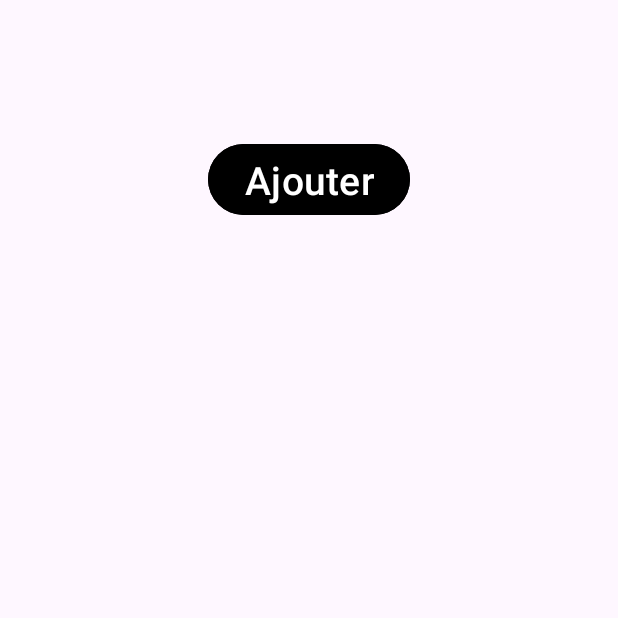
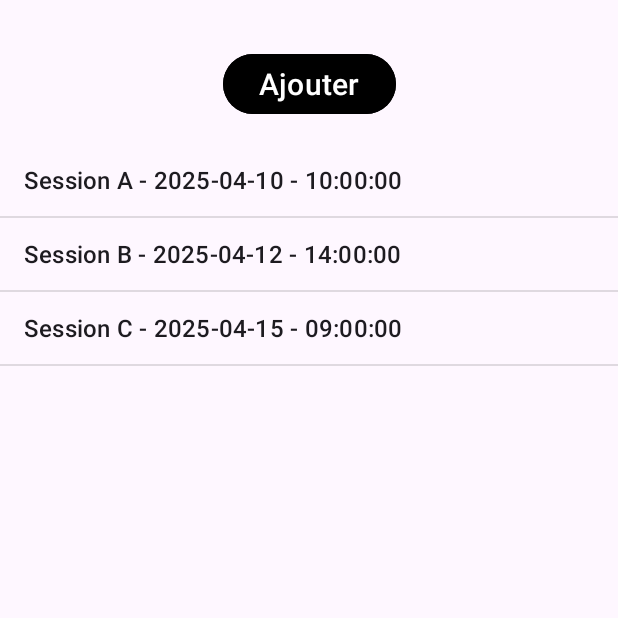
Before and after one commit to ErwanDemay/ProjetAgile_android, an Android app: the ConsultSessionActivity screen opened directly, with no data from a screen before it, on a phone screen of 412 x 824 dp, the top half of it. Run offline under Robolectric (Android 15) with nearby library versions, the phone set to English and light mode, and no system bars.

Commit message:
mid commit

```diff
--- a/app/src/main/java/com/example/projetagile/controleur/recettes/ConsultRecetteActivity.java
+++ b/app/src/main/java/com/example/projetagile/controleur/recettes/ConsultRecetteActivity.java
@@ -50,7 +50,7 @@ public class ConsultRecetteActivity extends AppCompatActivity {
             Intent intent = new Intent(ConsultRecetteActivity.this, ModifierRecetteActivity.class);
             intent.putExtra("nom", recetteSelectionne.getLibelle());
             intent.putExtra("description", recetteSelectionne.getDescription());
-            intent.putExtra("image", recetteSelectionne.getUneImage());
+            intent.putExtra("type", recetteSelectionne.getIdType());
 
             startActivity(intent);
         });
--- a/app/src/main/java/com/example/projetagile/controleur/sessions/ConsultSessionActivity.java
+++ b/app/src/main/java/com/example/projetagile/controleur/sessions/ConsultSessionActivity.java
@@ -4,34 +4,61 @@ import androidx.appcompat.app.AppCompatActivity;
 
 import android.content.Intent;
 import android.os.Bundle;
-import android.util.Log;
 import android.view.View;
 import android.widget.Button;
-
+import android.widget.ListView;
+import android.widget.ArrayAdapter;
 
 import com.example.projetagile.R;
-import com.example.projetagile.controleur.PropositionActivity;
+import com.example.projetagile.modele.Session;
+import com.example.projetagile.modele.SessionDAO;
 
+import java.util.ArrayList;
 
 public class ConsultSessionActivity extends AppCompatActivity {
-private Button buttonAjouter;
+
+    private Button buttonAjouterSession;
+    private ListView listViewSessions;
+    private SessionDAO sessionDAO;
+
     @Override
     protected void onCreate(Bundle savedInstanceState) {
         super.onCreate(savedInstanceState);
-        setContentView(R.layout.activity_consult_session);
+        setContentView(R.layout.activity_consult_session); // ⚠️ Assure-toi d’avoir ce layout
 
-        buttonAjouter = findViewById(R.id.buttonAjouter);
+        buttonAjouterSession = findViewById(R.id.buttonAjouter);
+        listViewSessions = findViewById(R.id.listViewSessions);
+        sessionDAO = new SessionDAO(this);
 
-        buttonAjouter.setOnClickListener(new View.OnClickListener() {
+        ArrayList<Session> lesSessions = sessionDAO.cursorToSessionsArrayList();
+
+        ArrayAdapter<Session> adapter = new ArrayAdapter<>(this, android.R.layout.simple_list_item_1, lesSessions);
+        listViewSessions.setAdapter(adapter);
+
+        buttonAjouterSession.setOnClickListener(new View.OnClickListener() {
             @Override
             public void onClick(View v) {
                 ouvrirAjoutSession();
             }
         });
+
+        listViewSessions.setOnItemClickListener((parent, view, position, id) -> {
+            Session sessionSelectionnee = (Session) parent.getItemAtPosition(position);
+
+            Intent intent = new Intent(ConsultSessionActivity.this, ModifierSessionActivity.class);
+            intent.putExtra("id", sessionSelectionnee.getId());
+            intent.putExtra("nomSession", sessionSelectionnee.getNomSession());
+            intent.putExtra("dateSession", sessionSelectionnee.getDateSession());
+            intent.putExtra("heureDebut", sessionSelectionnee.getHeureDebut());
+            intent.putExtra("heureFin", sessionSelectionnee.getHeureFin());
+            intent.putExtra("prix", sessionSelectionnee.getPrix());
+            intent.putExtra("nbPlaces", sessionSelectionnee.getNbPlaces());
+
+            startActivity(intent);
+        });
     }
 
     protected void ouvrirAjoutSession() {
-        //Log.d("debuG", "ouvrirAjoutSession: ");
         Intent intent = new Intent(this, AjoutSessionActivity.class);
         startActivity(intent);
     }
--- a/app/src/main/java/com/example/projetagile/modele/BD_SQLiteOpenHelper.java
+++ b/app/src/main/java/com/example/projetagile/modele/BD_SQLiteOpenHelper.java
@@ -35,16 +35,15 @@ public class BD_SQLiteOpenHelper extends SQLiteOpenHelper {
 
     private static final String tableRecette =
             "CREATE TABLE Recette(\n" +
-            "        id          Int  Int  NOT NULL ,\n" +
-            "        libelle     Varchar (255) NOT NULL ,\n" +
-            "        description Varchar (1000) NOT NULL ,\n" +
-            "        uneImage    Varchar (255) NOT NULL ,\n" +
-            "        dateAjout   Date NOT NULL ,\n" +
-            "        id_Type     Int NOT NULL\n" +
-            "    ,CONSTRAINT Recette_PK PRIMARY KEY (id)\n" +
-            "\n" +
-            "    ,CONSTRAINT Recette_Type_FK FOREIGN KEY (id_Type) REFERENCES Type(id)\n" +
-            ");\n\n";
+                    "    id INTEGER PRIMARY KEY AUTOINCREMENT,\n" +
+                    "    libelle VARCHAR(255) NOT NULL,\n" +
+                    "    description VARCHAR(1000) NOT NULL,\n" +
+                    "    uneImage VARCHAR(255),\n" +
+                    "    dateAjout DATE NOT NULL,\n" +
+                    "    id_Type INTEGER NOT NULL,\n" +
+                    "    CONSTRAINT Recette_Type_FK FOREIGN KEY (id_Type) REFERENCES Type(id)\n" +
+                    ");";
+
 
     private static final String tableReserver =
             "CREATE TABLE Reserver(\n" +
--- a/app/src/main/java/com/example/projetagile/modele/Session.java
+++ b/app/src/main/java/com/example/projetagile/modele/Session.java
@@ -101,4 +101,9 @@ public class Session {
         values.put(COL_NB_PLACES, nbPlaces);
         return values;
     }
+
+    @Override
+    public String toString(){
+        return this.getNomSession()+" - "+this.getDateSession()+" - " + this.getHeureDebut();
+    }
 }
--- a/app/src/main/java/com/example/projetagile/modele/SessionDAO.java
+++ b/app/src/main/java/com/example/projetagile/modele/SessionDAO.java
@@ -1,4 +1,51 @@
 package com.example.projetagile.modele;
 
+import android.content.Context;
+import android.database.Cursor;
+import android.database.DatabaseErrorHandler;
+import android.database.sqlite.SQLiteDatabase;
+
+import java.sql.Time;
+import java.util.ArrayList;
+import java.util.Date;
+import java.util.List;
+
 public class SessionDAO {
+    private static String base = "CookFusion";
+    private static int version = 1;
+    private BD_SQLiteOpenHelper accesBD;
+
+    public SessionDAO(Context ct){
+        accesBD = new BD_SQLiteOpenHelper(ct, base, null, version);
+    }
+
+    public ArrayList<Session> cursorToSessionsArrayList(){
+        ArrayList<Session> listeSession = new ArrayList<Session>();
+        int id;
+        String nomSession;
+        String dateSession;
+        String heureDebut;
+        String heureFin;
+        float prix;
+        int nbPlaces;
+
+        Cursor curseur;
+        curseur = accesBD.getReadableDatabase().rawQuery("select * from Session;",null);
+
+        curseur.moveToFirst();
+        while (!curseur.isAfterLast()){
+            id = Integer.parseInt(curseur.getString(0));
+            nomSession = curseur.getString(1);
+            dateSession = curseur.getString(2);
+            heureDebut = curseur.getString(3);
+            heureFin = curseur.getString(4);
+            prix = Float.parseFloat(curseur.getString(5));
+            nbPlaces = Integer.parseInt(curseur.getString(6));
+            listeSession.add(new Session(id, nomSession,dateSession,heureDebut,heureFin,prix,nbPlaces));
+            curseur.moveToNext();
+        }
+
+        return listeSession;
+    }
+
 }
--- a/app/src/main/res/layout/activity_consult_session.xml
+++ b/app/src/main/res/layout/activity_consult_session.xml
@@ -10,13 +10,23 @@
         android:id="@+id/buttonAjouter"
         android:layout_width="wrap_content"
         android:layout_height="wrap_content"
-        android:layout_marginTop="92dp"
+        android:layout_marginTop="32dp"
         android:text="Ajouter"
-        android:textSize="26dp"
+        android:textSize="20sp"
         android:backgroundTint="@color/black"
         android:textColor="@android:color/white"
-        app:layout_constraintEnd_toEndOf="parent"
+        app:layout_constraintTop_toTopOf="parent"
         app:layout_constraintStart_toStartOf="parent"
-        app:layout_constraintTop_toTopOf="parent" />
+        app:layout_constraintEnd_toEndOf="parent" />
+
+    <ListView
+        android:id="@+id/listViewSessions"
+        android:layout_width="0dp"
+        android:layout_height="0dp"
+        android:layout_marginTop="16dp"
+        app:layout_constraintTop_toBottomOf="@+id/buttonAjouter"
+        app:layout_constraintBottom_toBottomOf="parent"
+        app:layout_constraintStart_toStartOf="parent"
+        app:layout_constraintEnd_toEndOf="parent"/>
 
 </androidx.constraintlayout.widget.ConstraintLayout>
```
Also changed, not shown: app/src/main/java/com/example/projetagile/controleur/recettes/AjoutRecetteActivity.java (+66 -0 lines), app/src/main/java/com/example/projetagile/controleur/recettes/ModifierRecetteActivity.java (+8 -5 lines), app/src/main/java/com/example/projetagile/modele/RecetteDAO.java (+44 -1 lines), app/src/main/res/layout/activity_ajout_recette.xml (+1 -13 lines), app/src/main/res/layout/activity_modifier_recette.xml (+3 -17 lines).
